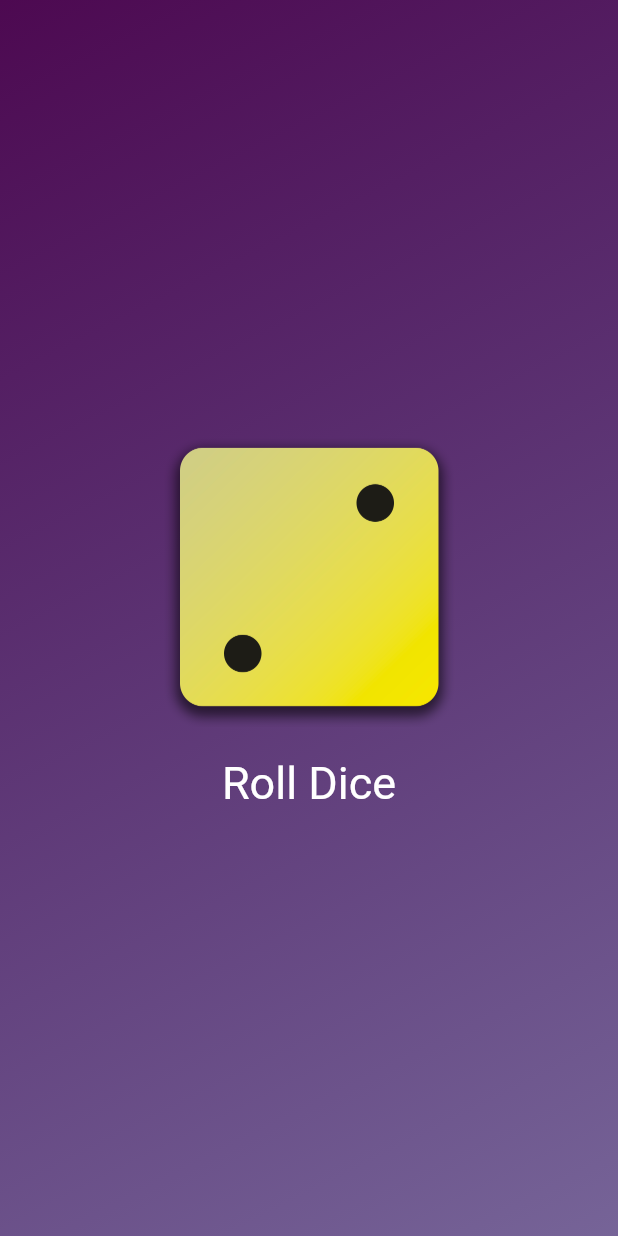
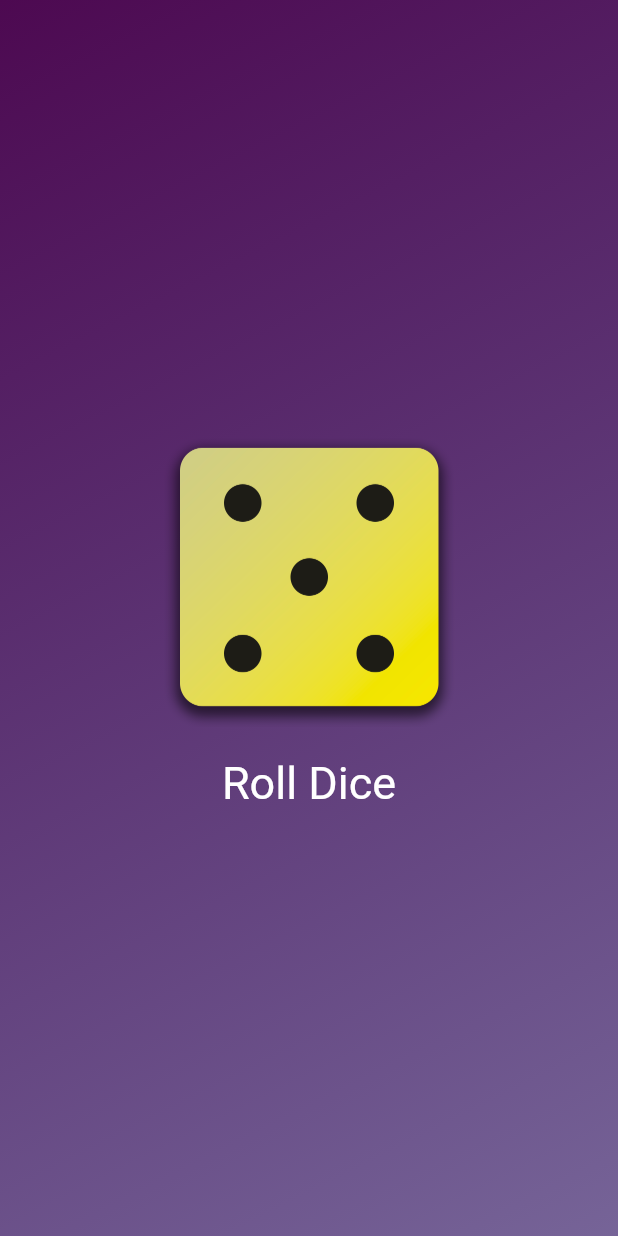
Before and after one commit to humayunmalic/dice_roller, a Flutter app: the screen it shows after launch, after a tap on "Roll Dice", on a phone screen of 412 x 824 dp. Run offline on Flutter 3.47's test engine with Material 2 defaults, Android fonts, the phone set to English and light mode, and no system bars.

```diff
--- /dev/null
+++ b/lib/dice_roller.dart
@@ -0,0 +1,44 @@
+import 'dart:math';
+import 'package:flutter/material.dart';
+
+class DiceRoller extends StatefulWidget {
+  const DiceRoller({super.key});
+
+  @override
+  State<DiceRoller> createState() {
+    return _DiceRollerState();
+  }
+}
+
+class _DiceRollerState extends State<DiceRoller> {
+  var currentDiceRoll = 2;
+
+  void rollDice() {
+    setState(() {
+      currentDiceRoll =Random().nextInt(6) + 1;
+    });
+  }
+
+  @override
+  Widget build(context) {
+    return Column(
+      mainAxisSize: MainAxisSize.min,
+      children: [
+        Image.asset(
+          'assets/images/dice-$currentDiceRoll.png',
+          width: 200,
+        ),
+        TextButton(
+          onPressed: rollDice,
+          style: TextButton.styleFrom(
+              padding: const EdgeInsets.only(
+                top: 20,
+              ),
+              foregroundColor: Colors.white,
+              textStyle: TextStyle(fontSize: 30)),
+          child: const Text('Roll Dice'),
+        ),
+      ],
+    );
+  }
+}
--- a/lib/gradient_container.dart
+++ b/lib/gradient_container.dart
@@ -1,3 +1,4 @@
+import 'package:dice_roller/dice_roller.dart';
 import 'package:dice_roller/styled_text.dart';
 import 'package:flutter/material.dart';
 
@@ -14,8 +15,6 @@ class GradientContainer extends StatelessWidget {
   final Color color1;
   final Color color2;
 
-  void rollDice() {}
-
   @override
   Widget build(context) {
     return Container(
@@ -30,23 +29,7 @@ class GradientContainer extends StatelessWidget {
           ),
         ),
         child: Center(
-          child: Column(
-            mainAxisSize: MainAxisSize.min,
-            children: [
-              Image.asset(
-                'assets/images/dice-2.png',
-                width: 200,
-              ),
-              TextButton(
-                onPressed: rollDice,
-                style: TextButton.styleFrom(
-                  padding: const EdgeInsets.only(top:20,),
-                    foregroundColor: Colors.white,
-                    textStyle: TextStyle(fontSize: 30)),
-                child: const Text('Roll Dice'),
-              ),
-            ],
-          ),
+          child: DiceRoller(),
         ));
   }
 }
--- a/lib/main.dart
+++ b/lib/main.dart
@@ -4,12 +4,10 @@ import 'package:flutter/material.dart';
 void main() {
   runApp(
     const MaterialApp(
-        title: 'App title',
         home: Scaffold(
-          body: GradientContainer(
-              Color.fromARGB(255, 33, 5, 109),
-              Color.fromARGB(255, 33, 5, 109)
-        ),
-        )),
+      body: GradientContainer
+        ( Color.fromARGB(255, 33, 5, 109),
+           Color.fromARGB(255, 33, 5, 109)),
+    )),
   );
 }
```
